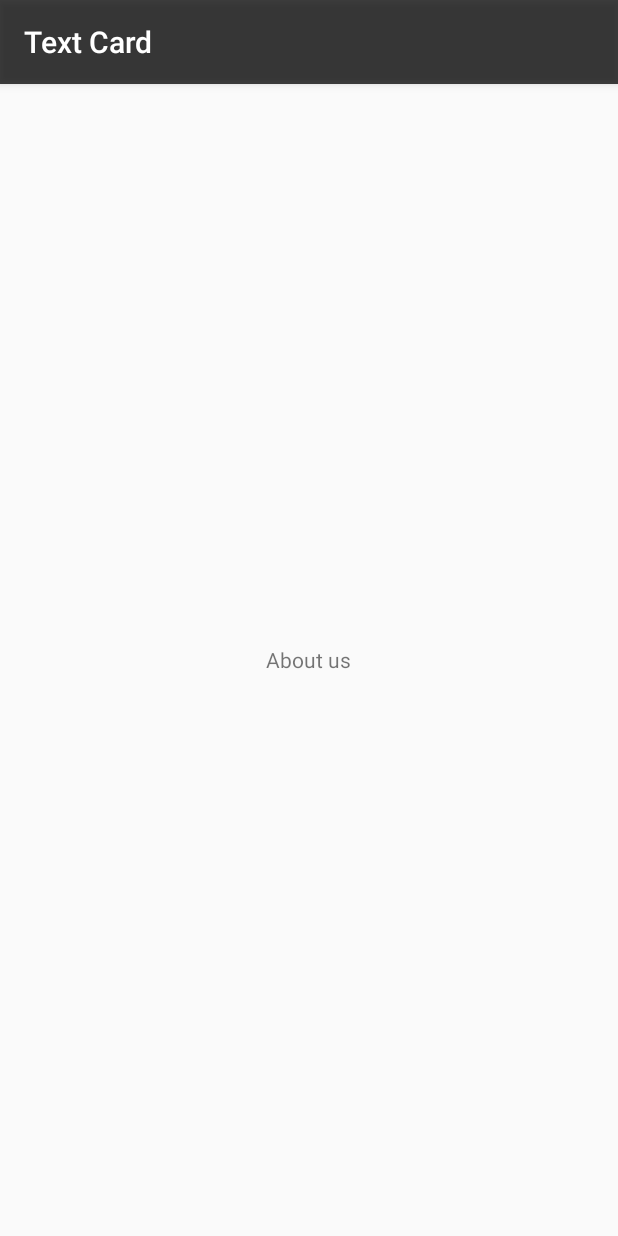
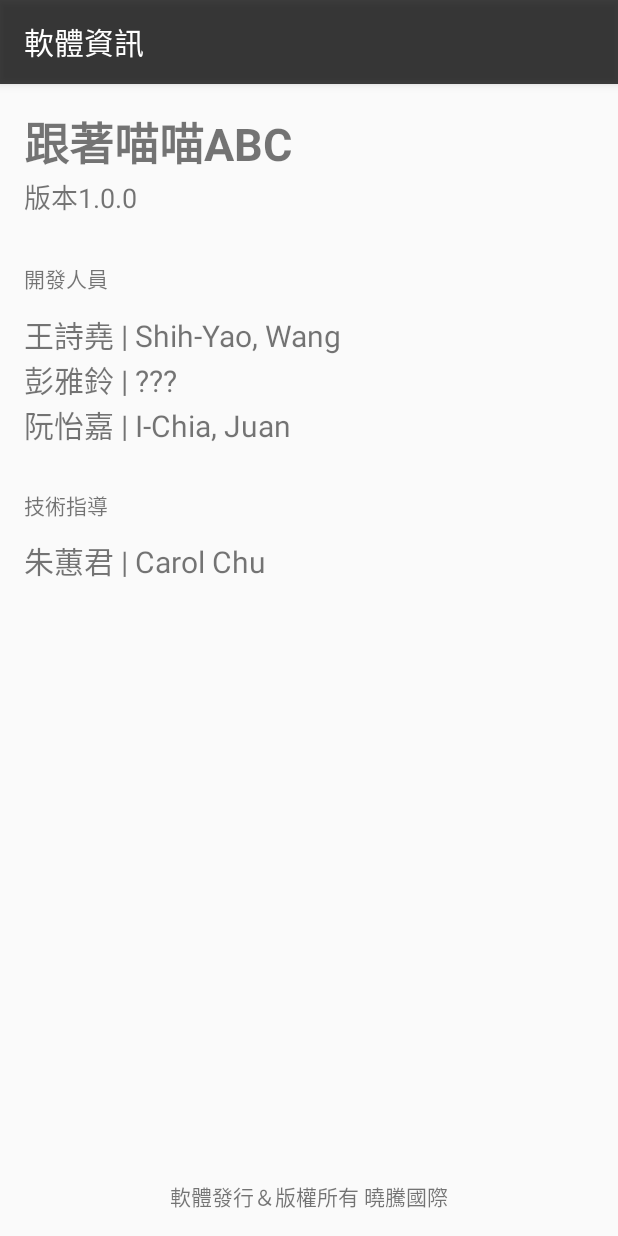
Before and after one commit to amyviviane/Text-Card, an Android app: the MainActivity screen opened directly, with no data from a screen before it, in the side drawer, after a tap on "關於", on a phone screen of 412 x 824 dp. Run offline under Robolectric (Android 15) with nearby library versions, the phone set to English and light mode, and no system bars.

```diff
--- a/app/src/main/java/com/example/amylilian/text_card/StudyActivity.java
+++ b/app/src/main/java/com/example/amylilian/text_card/StudyActivity.java
@@ -100,10 +100,10 @@ public class StudyActivity extends AppCompatActivity {
         imageButton7 = (ImageButton) findViewById(R.id.imageButton7);
         //水果
         imageButton8_1 = (ImageButton) findViewById(R.id.imageButton8_1);
-        imageButton8_2 = (ImageButton) findViewById(R.id.imageButton8_2);
+        imageButton8_2 = (ImageButton) findViewById(R.id.imageButton8_1);
         //食品
-        imageButton9_1 = (ImageButton) findViewById(R.id.imageButton9_1);
-        imageButton9_2 = (ImageButton) findViewById(R.id.imageButton9_2);
+        imageButton9_1 = (ImageButton) findViewById(R.id.imageButton8_2);
+        imageButton9_2 = (ImageButton) findViewById(R.id.imageButton9_1);
 
         context = this;
         imageButton1_1.setOnClickListener(new View.OnClickListener() {
--- a/app/src/main/java/com/example/amylilian/text_card/StudyContentActivity.java
+++ b/app/src/main/java/com/example/amylilian/text_card/StudyContentActivity.java
@@ -206,10 +206,12 @@ public class StudyContentActivity extends AppCompatActivity {
                         if (mediaPlayer.isPlaying()) {
                             mediaPlayer.stop();
                             mediaPlayer.release();
+                            sound_botton.setEnabled(true);
                         }
                     }
                 };
                 timer.start();
+                sound_botton.setEnabled(false);
             }
         });
     }
--- a/app/src/main/java/com/example/amylilian/text_card/StudyContentEndActivity.java
+++ b/app/src/main/java/com/example/amylilian/text_card/StudyContentEndActivity.java
@@ -138,10 +138,12 @@ public class StudyContentEndActivity extends AppCompatActivity {
                         if (mediaPlayer.isPlaying()) {
                             mediaPlayer.stop();
                             mediaPlayer.release();
+                            sound_botton.setEnabled(true);
                         }
                     }
                 };
                 timer.start();
+                sound_botton.setEnabled(false);
             }
         });
     }
--- a/app/src/main/java/com/example/amylilian/text_card/StudyContentMiddleActivity.java
+++ b/app/src/main/java/com/example/amylilian/text_card/StudyContentMiddleActivity.java
@@ -190,10 +190,12 @@ public class StudyContentMiddleActivity extends AppCompatActivity {
                         if (mediaPlayer.isPlaying()) {
                             mediaPlayer.stop();
                             mediaPlayer.release();
+                            sound_botton.setEnabled(true);
                         }
                     }
                 };
                 timer.start();
+                sound_botton.setEnabled(false);
             }
         });
     }
--- a/app/src/main/java/com/example/amylilian/text_card/Test_End_Activity.java
+++ b/app/src/main/java/com/example/amylilian/text_card/Test_End_Activity.java
@@ -41,16 +41,20 @@ public class Test_End_Activity extends AppCompatActivity {
         testgo.setOnClickListener(new View.OnClickListener() {
             @Override
             public void onClick(View view) {
+                testgo.setImageResource(R.drawable.btm2_gotest_b);
                 intent = new Intent(context , ReviewTestActivity.class);
                 startActivity(intent);
+                finish();
             }
         });
 
         gotostudy.setOnClickListener(new View.OnClickListener() {
             @Override
             public void onClick(View view) {
+                gotostudy.setImageResource(R.drawable.btm2_golearn_b);
                 intent = new Intent(context , StudyActivity.class);
                 startActivity(intent);
+                finish();
             }
         });
     }
--- a/app/src/main/java/com/example/amylilian/text_card/Test_pic.java
+++ b/app/src/main/java/com/example/amylilian/text_card/Test_pic.java
@@ -370,5 +370,10 @@ public class Test_pic extends AppCompatActivity {
         //show right and error number
         e1.setText("對：" + correct);
         e2.setText("錯：" + wrong);
+
+        c1.setEnabled(false);
+        c2.setEnabled(false);
+        c3.setEnabled(false);
+        c4.setEnabled(false);
     }
 }
--- a/app/src/main/java/com/example/amylilian/text_card/Test_word.java
+++ b/app/src/main/java/com/example/amylilian/text_card/Test_word.java
@@ -381,5 +381,10 @@ public class Test_word extends AppCompatActivity {
         //show right and error number
         e1.setText("對：" + correct);
         e2.setText("錯：" + wrong);
+
+        c1.setEnabled(false);
+        c2.setEnabled(false);
+        c3.setEnabled(false);
+        c4.setEnabled(false);
     }
 }
--- a/app/src/main/res/layout/activity_about.xml
+++ b/app/src/main/res/layout/activity_about.xml
@@ -11,10 +11,86 @@
     tools:context="com.example.amylilian.text_card.AboutActivity">
 
     <TextView
-        android:text="About us"
+        android:text="版本1.0.0"
+        android:layout_width="wrap_content"
+        android:layout_height="wrap_content"
+        android:id="@+id/textView32"
+        android:layout_below="@+id/textView5"
+        android:layout_alignParentStart="true"
+        android:textSize="18sp" />
+
+    <TextView
+        android:text="開發人員"
+        android:layout_width="wrap_content"
+        android:layout_height="wrap_content"
+        android:layout_marginTop="30dp"
+        android:id="@+id/textView33"
+        android:layout_below="@+id/textView32"
+        android:layout_alignParentStart="true" />
+
+    <TextView
+        android:text="彭雅鈴 | ???"
+        android:layout_width="wrap_content"
+        android:layout_height="wrap_content"
+        android:id="@+id/textView37"
+        android:textSize="20sp"
+        android:layout_below="@+id/textView34"
+        android:layout_alignParentStart="true" />
+
+    <TextView
+        android:text="阮怡嘉 | I-Chia, Juan"
+        android:layout_width="wrap_content"
+        android:layout_height="wrap_content"
+        android:id="@+id/textView35"
+        android:textSize="20sp"
+        android:layout_below="@+id/textView37"
+        android:layout_alignParentStart="true" />
+
+    <TextView
+        android:text="王詩堯 | Shih-Yao, Wang "
+        android:layout_width="wrap_content"
+        android:layout_height="wrap_content"
+        android:layout_marginTop="12dp"
+        android:id="@+id/textView34"
+        android:textSize="20sp"
+        android:layout_below="@+id/textView33"
+        android:layout_alignParentStart="true" />
+
+    <TextView
+        android:text="技術指導"
+        android:layout_width="wrap_content"
+        android:layout_height="wrap_content"
+        android:layout_below="@+id/textView35"
+        android:layout_alignParentStart="true"
+        android:layout_marginTop="28dp"
+        android:id="@+id/textView38" />
+
+    <TextView
+        android:text="朱蕙君 | Carol Chu"
+        android:layout_width="wrap_content"
+        android:layout_height="wrap_content"
+        android:layout_below="@+id/textView38"
+        android:layout_alignParentStart="true"
+        android:layout_marginTop="11dp"
+        android:id="@+id/textView39"
+        android:textSize="20sp" />
+
+    <TextView
+        android:text="軟體發行＆版權所有 曉騰國際"
+        android:layout_width="wrap_content"
+        android:layout_height="wrap_content"
+        android:id="@+id/textView40"
+        android:layout_alignParentBottom="true"
+        android:layout_centerHorizontal="true" />
+
+    <TextView
+        android:text="跟著喵喵ABC"
         android:layout_width="wrap_content"
         android:layout_height="wrap_content"
         android:id="@+id/textView5"
-        android:layout_centerVertical="true"
-        android:layout_centerHorizontal="true" />
+        android:textSize="30sp"
+        android:textStyle="normal|bold"
+        android:layout_alignParentTop="true"
+        android:layout_alignParentStart="true" />
+
 </RelativeLayout>
--- a/app/src/main/res/layout/activity_test__end_.xml
+++ b/app/src/main/res/layout/activity_test__end_.xml
@@ -10,7 +10,7 @@
     android:paddingRight="@dimen/activity_horizontal_margin"
     android:paddingTop="@dimen/activity_vertical_margin"
     tools:context="com.example.amylilian.text_card.Test_End_Activity"
-    android:background="@drawable/bg_test2">
+    android:background="@drawable/bg_test">
 
     <ImageView
         android:layout_width="284dp"
--- a/app/src/main/res/menu/activity_main_drawer.xml
+++ b/app/src/main/res/menu/activity_main_drawer.xml
@@ -10,10 +10,7 @@
             android:id="@+id/nav_ReviewTest"
             android:icon="@drawable/ic_menu_gallery"
             android:title="測驗" />
-        <item
-            android:id="@+id/nav_SetUp"
-            android:icon="@drawable/ic_menu_manage"
-            android:title="設定" />
+
         <item
             android:id="@+id/nav_About"
             android:icon="@drawable/ic_menu_send"
```
Also changed, not shown: app/src/main/AndroidManifest.xml (+21 -12 lines), app/src/main/java/com/example/amylilian/text_card/MainActivity.java (+35 -4 lines), app/src/main/java/com/example/amylilian/text_card/Test_sound.java (+7 -0 lines), app/src/main/res/layout/activity_review_test.xml (+14 -16 lines), app/src/main/res/layout/activity_study.xml (+55 -44 lines), app/src/main/res/layout/content_main.xml (+14 -2 lines).
